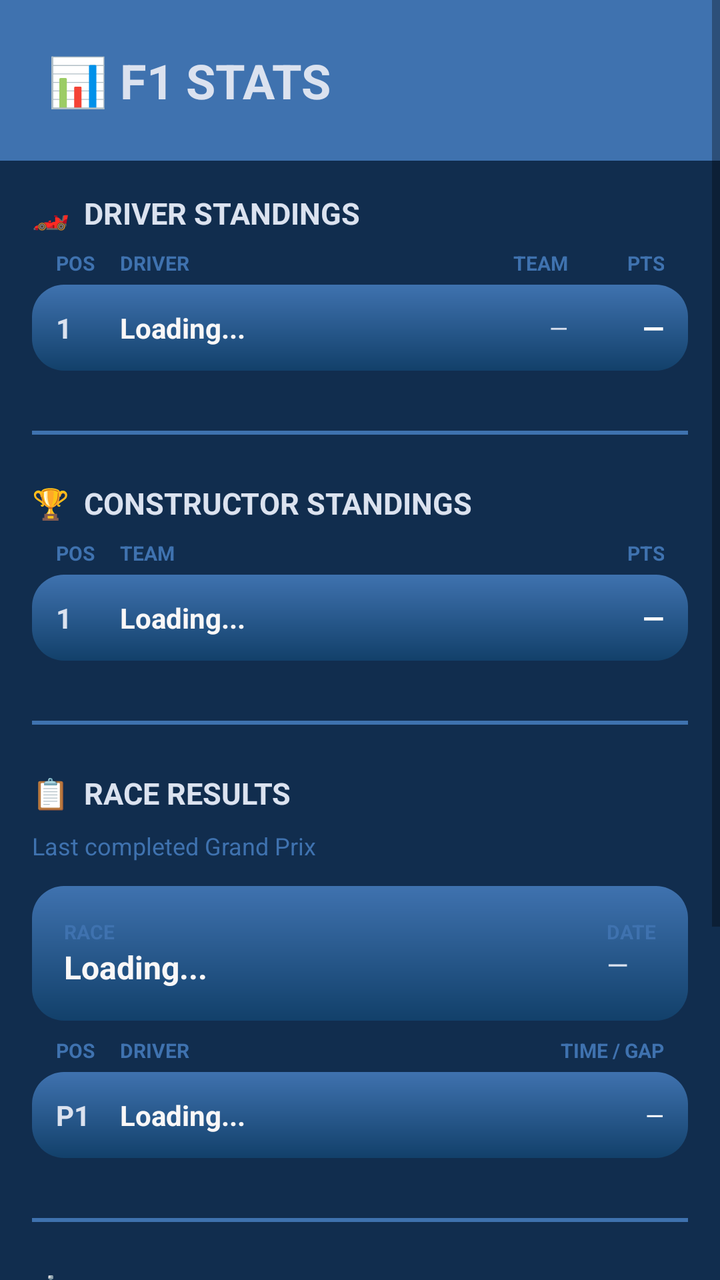
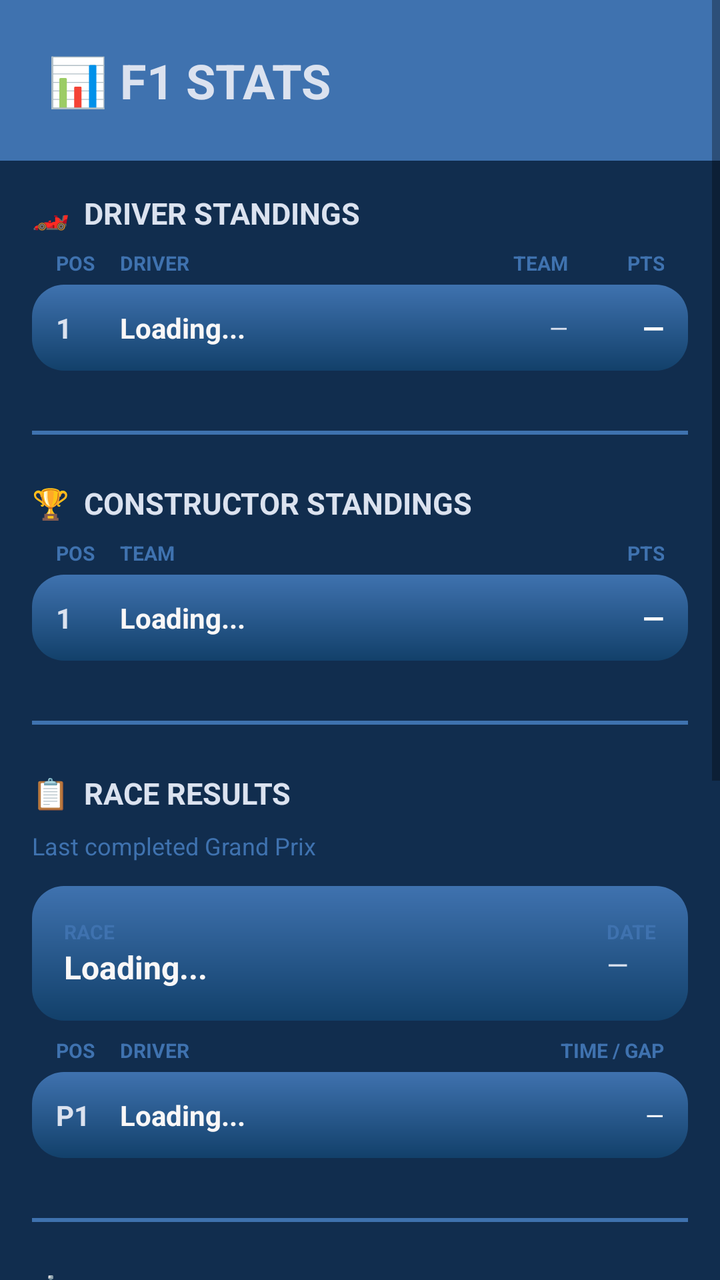

The first picture is an Android layout as it rendered before a commit; the second is the same layout after the commit. The layout source and the unified diff follow.
<!-- AndroidManifest.xml: application theme Theme.Downforce -->
<!-- res/layout/activity_downforce_stats.xml -->
<?xml version="1.0" encoding="utf-8"?>
<androidx.constraintlayout.widget.ConstraintLayout xmlns:android="http://schemas.android.com/apk/res/android"
    xmlns:app="http://schemas.android.com/apk/res-auto"
    xmlns:tools="http://schemas.android.com/tools"
    android:id="@+id/main"
    android:layout_width="match_parent"
    android:layout_height="match_parent"
    android:background="@color/primary_dark"
    tools:context=".downforce_stats">

    <ScrollView
        android:layout_width="0dp"
        android:layout_height="0dp"
        android:fillViewport="true"
        app:layout_constraintBottom_toBottomOf="parent"
        app:layout_constraintEnd_toEndOf="parent"
        app:layout_constraintStart_toStartOf="parent"
        app:layout_constraintTop_toTopOf="parent">

        <LinearLayout
            android:layout_width="match_parent"
            android:layout_height="wrap_content"
            android:orientation="vertical">

            
            
            
            <TextView
                android:layout_width="match_parent"
                android:layout_height="wrap_content"
                android:background="@color/secondary_dark"
                android:padding="24dp"
                android:text="📊 F1 STATS"
                android:textColor="@color/accent_teal"
                android:textSize="24sp"
                android:textStyle="bold" />

            <LinearLayout
                android:layout_width="match_parent"
                android:layout_height="wrap_content"
                android:orientation="vertical"
                android:padding="16dp">

                
                
                

                <TextView
                    android:layout_width="match_parent"
                    android:layout_height="wrap_content"
                    android:layout_marginBottom="8dp"
                    android:text="🏎️  DRIVER STANDINGS"
                    android:textColor="@color/accent_teal"
                    android:textSize="15sp"
                    android:textStyle="bold" />

                
                <LinearLayout
                    android:layout_width="match_parent"
                    android:layout_height="wrap_content"
                    android:layout_marginBottom="4dp"
                    android:orientation="horizontal"
                    android:paddingStart="12dp"
                    android:paddingEnd="12dp">

                    <TextView
                        android:layout_width="32dp"
                        android:layout_height="wrap_content"
                        android:text="POS"
                        android:textColor="@color/secondary_dark"
                        android:textSize="10sp"
                        android:textStyle="bold" />

                    <TextView
                        android:layout_width="0dp"
                        android:layout_height="wrap_content"
                        android:layout_weight="1"
                        android:text="DRIVER"
                        android:textColor="@color/secondary_dark"
                        android:textSize="10sp"
                        android:textStyle="bold" />

                    <TextView
                        android:layout_width="wrap_content"
                        android:layout_height="wrap_content"
                        android:text="TEAM"
                        android:textColor="@color/secondary_dark"
                        android:textSize="10sp"
                        android:textStyle="bold" />

                    <TextView
                        android:layout_width="48dp"
                        android:layout_height="wrap_content"
                        android:gravity="end"
                        android:text="PTS"
                        android:textColor="@color/secondary_dark"
                        android:textSize="10sp"
                        android:textStyle="bold" />
                </LinearLayout>

                
                <LinearLayout
                    android:id="@+id/driver_standings_container"
                    android:layout_width="match_parent"
                    android:layout_height="wrap_content"
                    android:layout_marginBottom="24dp"
                    android:orientation="vertical">

                    
                    <LinearLayout
                        android:layout_width="match_parent"
                        android:layout_height="wrap_content"
                        android:layout_marginBottom="6dp"
                        android:background="@drawable/rounded_card_bg"
                        android:gravity="center_vertical"
                        android:orientation="horizontal"
                        android:padding="12dp">

                        <TextView
                            android:layout_width="32dp"
                            android:layout_height="wrap_content"
                            android:text="1"
                            android:textColor="@color/accent_teal"
                            android:textSize="14sp"
                            android:textStyle="bold" />

                        <TextView
                            android:layout_width="0dp"
                            android:layout_height="wrap_content"
                            android:layout_weight="1"
                            android:text="Loading..."
                            android:textColor="@color/light_gray"
                            android:textSize="14sp"
                            android:textStyle="bold" />

                        <TextView
                            android:layout_width="wrap_content"
                            android:layout_height="wrap_content"
                            android:text="—"
                            android:textColor="@color/accent_teal"
                            android:textSize="12sp" />

                        <TextView
                            android:layout_width="48dp"
                            android:layout_height="wrap_content"
                            android:gravity="end"
                            android:text="—"
                            android:textColor="@color/white"
                            android:textSize="14sp"
                            android:textStyle="bold" />
                    </LinearLayout>
                </LinearLayout>

                
                <View
                    android:layout_width="match_parent"
                    android:layout_height="2dp"
                    android:layout_marginBottom="24dp"
                    android:background="@color/secondary_dark" />

                
                
                

                <TextView
                    android:layout_width="match_parent"
                    android:layout_height="wrap_content"
                    android:layout_marginBottom="8dp"
                    android:text="🏆  CONSTRUCTOR STANDINGS"
                    android:textColor="@color/accent_teal"
                    android:textSize="15sp"
                    android:textStyle="bold" />

                
                <LinearLayout
                    android:layout_width="match_parent"
                    android:layout_height="wrap_content"
                    android:layout_marginBottom="4dp"
                    android:orientation="horizontal"
                    android:paddingStart="12dp"
                    android:paddingEnd="12dp">

                    <TextView
                        android:layout_width="32dp"
                        android:layout_height="wrap_content"
                        android:text="POS"
                        android:textColor="@color/secondary_dark"
                        android:textSize="10sp"
                        android:textStyle="bold" />

                    <TextView
                        android:layout_width="0dp"
                        android:layout_height="wrap_content"
                        android:layout_weight="1"
                        android:text="TEAM"
                        android:textColor="@color/secondary_dark"
                        android:textSize="10sp"
                        android:textStyle="bold" />

                    <TextView
                        android:layout_width="48dp"
                        android:layout_height="wrap_content"
                        android:gravity="end"
                        android:text="PTS"
                        android:textColor="@color/secondary_dark"
                        android:textSize="10sp"
                        android:textStyle="bold" />
                </LinearLayout>

                
                <LinearLayout
                    android:id="@+id/constructor_standings_container"
                    android:layout_width="match_parent"
                    android:layout_height="wrap_content"
                    android:layout_marginBottom="24dp"
                    android:orientation="vertical">

                    
                    <LinearLayout
                        android:layout_width="match_parent"
                        android:layout_height="wrap_content"
                        android:layout_marginBottom="6dp"
                        android:background="@drawable/rounded_card_bg"
                        android:gravity="center_vertical"
                        android:orientation="horizontal"
                        android:padding="12dp">

                        <TextView
                            android:layout_width="32dp"
                            android:layout_height="wrap_content"
                            android:text="1"
                            android:textColor="@color/accent_teal"
                            android:textSize="14sp"
                            android:textStyle="bold" />

                        <TextView
                            android:layout_width="0dp"
                            android:layout_height="wrap_content"
                            android:layout_weight="1"
                            android:text="Loading..."
                            android:textColor="@color/light_gray"
                            android:textSize="14sp"
                            android:textStyle="bold" />

                        <TextView
                            android:layout_width="48dp"
                            android:layout_height="wrap_content"
                            android:gravity="end"
                            android:text="—"
                            android:textColor="@color/white"
                            android:textSize="14sp"
                            android:textStyle="bold" />
                    </LinearLayout>
                </LinearLayout>

                
                <View
                    android:layout_width="match_parent"
                    android:layout_height="2dp"
                    android:layout_marginBottom="24dp"
                    android:background="@color/secondary_dark" />

                
                
                

                <TextView
                    android:layout_width="match_parent"
                    android:layout_height="wrap_content"
                    android:layout_marginBottom="8dp"
                    android:text="📋  RACE RESULTS"
                    android:textColor="@color/accent_teal"
                    android:textSize="15sp"
                    android:textStyle="bold" />

                <TextView
                    android:layout_width="match_parent"
                    android:layout_height="wrap_content"
                    android:layout_marginBottom="12dp"
                    android:text="Last completed Grand Prix"
                    android:textColor="@color/secondary_dark"
                    android:textSize="12sp" />

                
                <LinearLayout
                    android:layout_width="match_parent"
                    android:layout_height="wrap_content"
                    android:layout_marginBottom="8dp"
                    android:background="@drawable/rounded_card_bg"
                    android:orientation="horizontal"
                    android:padding="16dp">

                    <LinearLayout
                        android:layout_width="0dp"
                        android:layout_height="wrap_content"
                        android:layout_weight="1"
                        android:orientation="vertical">

                        <TextView
                            android:layout_width="wrap_content"
                            android:layout_height="wrap_content"
                            android:text="RACE"
                            android:textColor="@color/secondary_dark"
                            android:textSize="10sp"
                            android:textStyle="bold" />

                        <TextView
                            android:id="@+id/text_last_race_name"
                            android:layout_width="wrap_content"
                            android:layout_height="wrap_content"
                            android:text="Loading..."
                            android:textColor="@color/light_gray"
                            android:textSize="16sp"
                            android:textStyle="bold" />
                    </LinearLayout>

                    <LinearLayout
                        android:layout_width="wrap_content"
                        android:layout_height="wrap_content"
                        android:orientation="vertical">

                        <TextView
                            android:layout_width="wrap_content"
                            android:layout_height="wrap_content"
                            android:text="DATE"
                            android:textColor="@color/secondary_dark"
                            android:textSize="10sp"
                            android:textStyle="bold" />

                        <TextView
                            android:id="@+id/text_last_race_date"
                            android:layout_width="wrap_content"
                            android:layout_height="wrap_content"
                            android:text="—"
                            android:textColor="@color/accent_teal"
                            android:textSize="14sp" />
                    </LinearLayout>
                </LinearLayout>

                
                <LinearLayout
                    android:layout_width="match_parent"
                    android:layout_height="wrap_content"
                    android:layout_marginBottom="4dp"
                    android:orientation="horizontal"
                    android:paddingStart="12dp"
                    android:paddingEnd="12dp">

                    <TextView
                        android:layout_width="32dp"
                        android:layout_height="wrap_content"
                        android:text="POS"
                        android:textColor="@color/secondary_dark"
                        android:textSize="10sp"
                        android:textStyle="bold" />

                    <TextView
                        android:layout_width="0dp"
                        android:layout_height="wrap_content"
                        android:layout_weight="1"
                        android:text="DRIVER"
                        android:textColor="@color/secondary_dark"
                        android:textSize="10sp"
                        android:textStyle="bold" />

                    <TextView
                        android:layout_width="wrap_content"
                        android:layout_height="wrap_content"
                        android:text="TIME / GAP"
                        android:textColor="@color/secondary_dark"
                        android:textSize="10sp"
                        android:textStyle="bold" />
                </LinearLayout>

                
                <LinearLayout
                    android:id="@+id/race_results_container"
                    android:layout_width="match_parent"
                    android:layout_height="wrap_content"
                    android:layout_marginBottom="24dp"
                    android:orientation="vertical">

                    
                    <LinearLayout
                        android:layout_width="match_parent"
                        android:layout_height="wrap_content"
                        android:layout_marginBottom="6dp"
                        android:background="@drawable/rounded_card_bg"
                        android:gravity="center_vertical"
                        android:orientation="horizontal"
                        android:padding="12dp">

                        <TextView
                            android:layout_width="32dp"
                            android:layout_height="wrap_content"
                            android:text="P1"
                            android:textColor="@color/accent_teal"
                            android:textSize="14sp"
                            android:textStyle="bold" />

                        <TextView
                            android:layout_width="0dp"
                            android:layout_height="wrap_content"
                            android:layout_weight="1"
                            android:text="Loading..."
                            android:textColor="@color/light_gray"
                            android:textSize="14sp"
                            android:textStyle="bold" />

                        <TextView
                            android:layout_width="wrap_content"
                            android:layout_height="wrap_content"
                            android:text="—"
                            android:textColor="@color/white"
                            android:textSize="12sp" />
                    </LinearLayout>
                </LinearLayout>

                
                <View
                    android:layout_width="match_parent"
                    android:layout_height="2dp"
                    android:layout_marginBottom="24dp"
                    android:background="@color/secondary_dark" />

                
                
                

                <TextView
                    android:layout_width="match_parent"
                    android:layout_height="wrap_content"
                    android:layout_marginBottom="8dp"
                    android:text="⏱️  LAP TIMES &amp; FASTEST LAPS"
                    android:textColor="@color/accent_teal"
                    android:textSize="15sp"
                    android:textStyle="bold" />

                <TextView
                    android:layout_width="match_parent"
                    android:layout_height="wrap_content"
                    android:layout_marginBottom="12dp"
                    android:text="Fastest lap per driver in the last race"
                    android:textColor="@color/secondary_dark"
                    android:textSize="12sp" />

                
                <LinearLayout
                    android:layout_width="match_parent"
                    android:layout_height="wrap_content"
                    android:layout_marginBottom="8dp"
                    android:background="@drawable/rounded_card_bg"
                    android:orientation="horizontal"
                    android:padding="16dp">

                    <LinearLayout
                        android:layout_width="0dp"
                        android:layout_height="wrap_content"
                        android:layout_weight="1"
                        android:orientation="vertical">

                        <TextView
                            android:layout_width="wrap_content"
                            android:layout_height="wrap_content"
                            android:text="🚀 FASTEST LAP"
                            android:textColor="@color/secondary_dark"
                            android:textSize="10sp"
                            android:textStyle="bold" />

                        <TextView
                            android:id="@+id/text_fastest_lap_driver"
                            android:layout_width="wrap_content"
                            android:layout_height="wrap_content"
                            android:text="Loading..."
                            android:textColor="@color/light_gray"
                            android:textSize="16sp"
                            android:textStyle="bold" />
                    </LinearLayout>

                    <LinearLayout
                        android:layout_width="wrap_content"
                        android:layout_height="wrap_content"
                        android:orientation="vertical">

                        <TextView
                            android:layout_width="wrap_content"
                            android:layout_height="wrap_content"
                            android:text="TIME"
                            android:textColor="@color/secondary_dark"
                            android:textSize="10sp"
                            android:textStyle="bold" />

                        <TextView
                            android:id="@+id/text_fastest_lap_time"
                            android:layout_width="wrap_content"
                            android:layout_height="wrap_content"
                            android:text="—"
                            android:textColor="@color/accent_teal"
                            android:textSize="18sp"
                            android:textStyle="bold" />
                    </LinearLayout>
                </LinearLayout>

                
                <LinearLayout
                    android:layout_width="match_parent"
                    android:layout_height="wrap_content"
                    android:layout_marginBottom="4dp"
                    android:orientation="horizontal"
                    android:paddingStart="12dp"
                    android:paddingEnd="12dp">

                    <TextView
                        android:layout_width="0dp"
                        android:layout_height="wrap_content"
                        android:layout_weight="1"
                        android:text="DRIVER"
                        android:textColor="@color/secondary_dark"
                        android:textSize="10sp"
                        android:textStyle="bold" />

                    <TextView
                        android:layout_width="wrap_content"
                        android:layout_height="wrap_content"
                        android:text="BEST LAP"
                        android:textColor="@color/secondary_dark"
                        android:textSize="10sp"
                        android:textStyle="bold" />
                </LinearLayout>

                
                <LinearLayout
                    android:id="@+id/lap_times_container"
                    android:layout_width="match_parent"
                    android:layout_height="wrap_content"
                    android:layout_marginBottom="32dp"
                    android:orientation="vertical">

                    
                    <LinearLayout
                        android:layout_width="match_parent"
                        android:layout_height="wrap_content"
                        android:layout_marginBottom="6dp"
                        android:background="@drawable/rounded_card_bg"
                        android:gravity="center_vertical"
                        android:orientation="horizontal"
                        android:padding="12dp">

                        <TextView
                            android:layout_width="0dp"
                            android:layout_height="wrap_content"
                            android:layout_weight="1"
                            android:text="Loading..."
                            android:textColor="@color/light_gray"
                            android:textSize="14sp"
                            android:textStyle="bold" />

                        <TextView
                            android:layout_width="wrap_content"
                            android:layout_height="wrap_content"
                            android:text="—"
                            android:textColor="@color/accent_teal"
                            android:textSize="14sp"
                            android:textStyle="bold" />
                    </LinearLayout>
                </LinearLayout>

            </LinearLayout>
        </LinearLayout>
    </ScrollView>

</androidx.constraintlayout.widget.ConstraintLayout>
<!-- resources referenced by this layout -->
<resources>
  <color name="accent_teal">#DBE2EF</color>
  <color name="light_gray">#F9F7F7</color>
  <color name="primary_dark">#112D4E</color>
  <color name="secondary_dark">#3F72AF</color>
  <color name="white">#FFFFFFFF</color>
  <!-- drawable rounded_card_bg (drawable) -->
  <?xml version="1.0" encoding="utf-8"?>
  <shape xmlns:android="http://schemas.android.com/apk/res/android">
      <gradient
          android:startColor="@color/secondary_dark"
          android:endColor="#12406A"
          android:angle="270" />
      <corners android:radius="16dp" />
  </shape>
  <style name="Theme.Downforce" parent="Base.Theme.Downforce" />
  <style name="Base.Theme.Downforce" parent="Theme.MaterialComponents.DayNight.DarkActionBar.Bridge">
          
      </style>
</resources>

<!-- the commit's change to res/layout/activity_downforce_stats.xml (unified diff, before → after) -->
@@ -533,7 +533,7 @@
                     android:id="@+id/lap_times_container"
                     android:layout_width="match_parent"
                     android:layout_height="wrap_content"
-                    android:layout_marginBottom="32dp"
+                    android:layout_marginBottom="24dp"
                     android:orientation="vertical">
 
                     
@@ -565,6 +565,115 @@
                     </LinearLayout>
                 </LinearLayout>
 
+                
+                <View
+                    android:layout_width="match_parent"
+                    android:layout_height="2dp"
+                    android:layout_marginBottom="24dp"
+                    android:background="@color/secondary_dark" />
+
+                
+                
+                
+
+                <TextView
+                    android:layout_width="match_parent"
+                    android:layout_height="wrap_content"
+                    android:layout_marginBottom="4dp"
+                    android:text="🏅  LEADERBOARD"
+                    android:textColor="@color/accent_teal"
+                    android:textSize="15sp"
+                    android:textStyle="bold" />
+
+                <TextView
+                    android:layout_width="match_parent"
+                    android:layout_height="wrap_content"
+                    android:layout_marginBottom="8dp"
+                    android:text="Tap a player to see their bets"
+                    android:textColor="@color/secondary_dark"
+                    android:textSize="12sp" />
+
+                
+                <LinearLayout
+                    android:layout_width="match_parent"
+                    android:layout_height="wrap_content"
+                    android:layout_marginBottom="4dp"
+                    android:orientation="horizontal"
+                    android:paddingStart="12dp"
+                    android:paddingEnd="12dp">
+
+                    <TextView
+                        android:layout_width="32dp"
+                        android:layout_height="wrap_content"
+                        android:text="#"
+                        android:textColor="@color/secondary_dark"
+                        android:textSize="10sp"
+                        android:textStyle="bold" />
+
+                    <TextView
+                        android:layout_width="0dp"
+                        android:layout_height="wrap_content"
+                        android:layout_weight="1"
+                        android:text="PLAYER"
+                        android:textColor="@color/secondary_dark"
+                        android:textSize="10sp"
+                        android:textStyle="bold" />
+
+                    <TextView
+                        android:layout_width="48dp"
+                        android:layout_height="wrap_content"
+                        android:gravity="end"
+                        android:text="PTS"
+                        android:textColor="@color/secondary_dark"
+                        android:textSize="10sp"
+                        android:textStyle="bold" />
+                </LinearLayout>
+
+                
+                <LinearLayout
+                    android:id="@+id/leaderboard_container"
+                    android:layout_width="match_parent"
+                    android:layout_height="wrap_content"
+                    android:layout_marginBottom="32dp"
+                    android:orientation="vertical">
+
+                    <LinearLayout
+                        android:layout_width="match_parent"
+                        android:layout_height="wrap_content"
+                        android:layout_marginBottom="6dp"
+                        android:background="@drawable/rounded_card_bg"
+                        android:gravity="center_vertical"
+                        android:orientation="horizontal"
+                        android:padding="12dp">
+
+                        <TextView
+                            android:layout_width="32dp"
+                            android:layout_height="wrap_content"
+                            android:text="1"
+                            android:textColor="@color/accent_teal"
+                            android:textSize="14sp"
+                            android:textStyle="bold" />
+
+                        <TextView
+                            android:layout_width="0dp"
+                            android:layout_height="wrap_content"
+                            android:layout_weight="1"
+                            android:text="Loading..."
+                            android:textColor="@color/light_gray"
+                            android:textSize="14sp"
+                            android:textStyle="bold" />
+
+                        <TextView
+                            android:layout_width="48dp"
+                            android:layout_height="wrap_content"
+                            android:gravity="end"
+                            android:text="—"
+                            android:textColor="@color/white"
+                            android:textSize="14sp"
+                            android:textStyle="bold" />
+                    </LinearLayout>
+                </LinearLayout>
+
             </LinearLayout>
         </LinearLayout>
     </ScrollView>
